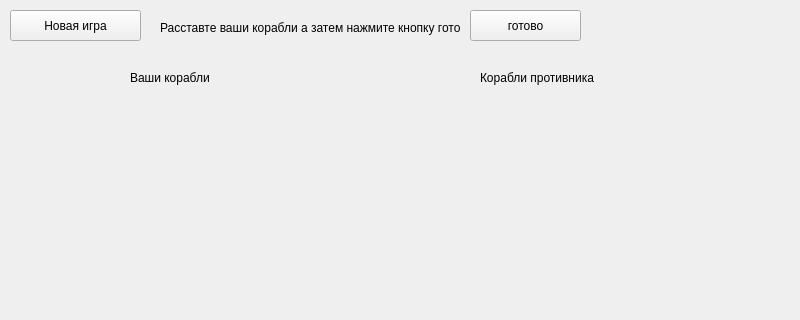
Qt form mainwindow.ui (Dismeat/SeaKnight) before a commit; both pictures show x 0 to 800 and y 0 to 320 of the 800 by 600 pixel window.
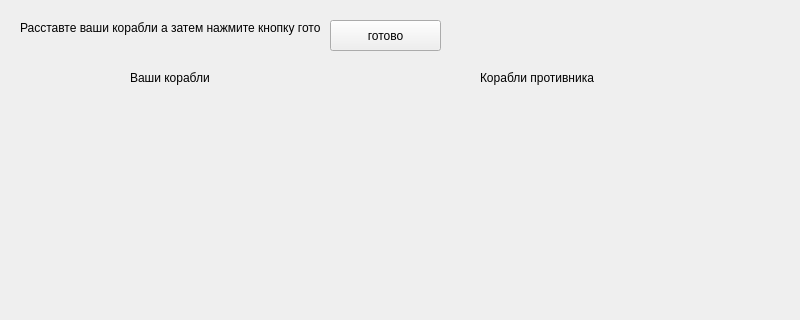
The same form after that commit.

Patch:
```diff
--- a/mainwindow.ui
+++ b/mainwindow.ui
@@ -14,23 +14,10 @@
    <string>MainWindow</string>
   </property>
   <widget class="QWidget" name="centralwidget">
-   <widget class="QPushButton" name="newGameBtn">
-    <property name="geometry">
-     <rect>
-      <x>10</x>
-      <y>10</y>
-      <width>131</width>
-      <height>31</height>
-     </rect>
-    </property>
-    <property name="text">
-     <string>Новая игра</string>
-    </property>
-   </widget>
    <widget class="QLabel" name="infoLabel">
     <property name="geometry">
      <rect>
-      <x>160</x>
+      <x>20</x>
       <y>20</y>
       <width>301</width>
       <height>16</height>
@@ -72,8 +59,8 @@
     </property>
     <property name="geometry">
      <rect>
-      <x>470</x>
-      <y>10</y>
+      <x>330</x>
+      <y>20</y>
       <width>111</width>
       <height>31</height>
      </rect>
```
